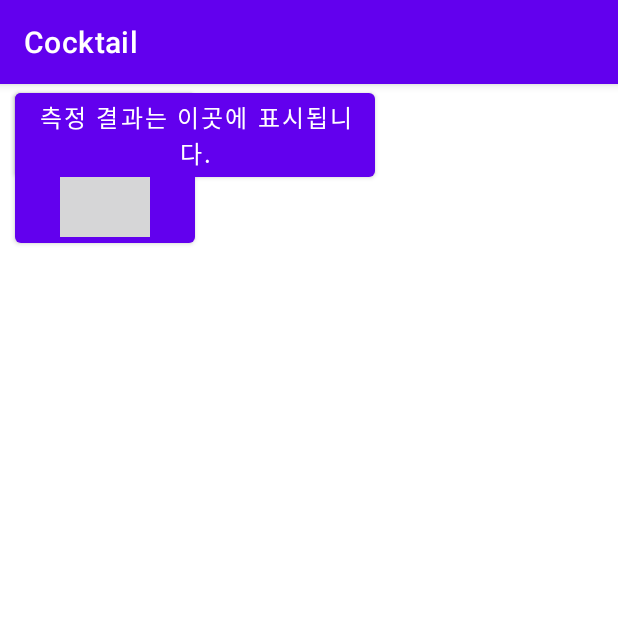
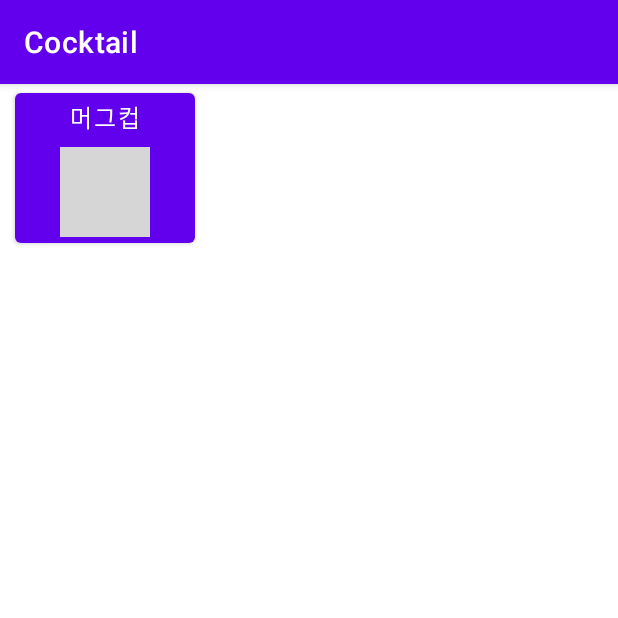
Before and after one commit to JeonJiHyeon/Cocktail, an Android app: the CameraguideActivity screen opened directly, with no data from a screen before it, after a tap on "머그컵", on a phone screen of 412 x 824 dp, the top half of it. Run offline under Robolectric (Android 15) with nearby library versions, the phone set to English and light mode, and no system bars; libraries missing offline, so code that uses them is left out: cn.pedant, com.google.ar.core, com.google.ar.sceneform; 12 statements that could not run were skipped.

Commit message:
완료 버튼 생성

```diff
--- a/app/src/main/java/com/navi_baekgu/ui/recipe/CameraguideActivity.java
+++ b/app/src/main/java/com/navi_baekgu/ui/recipe/CameraguideActivity.java
@@ -73,10 +73,9 @@ public class CameraguideActivity extends AppCompatActivity implements
     private Button wine_glass_btn;
     private Button cocktail_glass_btn;
     private Button cancel_btn;
-    private Button cup_width_btn;
-    private Button cup_height_btn;
-    private Button mode_text;
-
+    private Button complete_btn;
+    private Button result_;
+    private String cupname;
 
     private ArFragment arFragment;
     //컬러와 렌더러블<3D model and consists of vertices, materials, textures, and more.> 생성
@@ -100,10 +99,9 @@ public class CameraguideActivity extends AppCompatActivity implements
         cocktail_glass_btn = findViewById(R.id.cocktail_glass_btn);
         deleteButton = findViewById(R.id.delete);
         cancel_btn = findViewById(R.id.cancel_btn);
-        cup_height_btn = findViewById(R.id.button20);
-        cup_width_btn = findViewById(R.id.button21);
+        complete_btn = findViewById(R.id.complete_btn);
         heightButton = findViewById(R.id.height);
-        mode_text = (Button)findViewById(R.id.flag);
+        result_ = (Button)findViewById(R.id.flag);
 //</editor-fold desc="변수 매칭구간">
         numberOfAnchors = MAX_ANCHORS;
         getSupportFragmentManager().addFragmentOnAttachListener((fragmentManager, fragment) -> {
@@ -159,10 +157,11 @@ public class CameraguideActivity extends AppCompatActivity implements
                     return null;
                 });
 //</editor-fold desc="렌더러블 초기 설정">
-        //컵 생성하는 버튼을 누르면, 나머지 버튼은 사라지고 컵 측정 버튼이 생성되도록 만듦.
+        //머그컵 버튼 클릭리스너
         mug_cup_btn.setOnClickListener(new Button.OnClickListener() {
             @Override
             public void onClick(View view) {
+                cupname = "mug";
                 mug_cup_btn.setVisibility(View.GONE);
                 cancel_btn.setVisibility(View.VISIBLE);
                 numberOfAnchors = 0;
@@ -171,7 +170,8 @@ public class CameraguideActivity extends AppCompatActivity implements
                 heightButton.setVisibility(View.VISIBLE);
                 wine_glass_btn.setVisibility(View.GONE);
                 cocktail_glass_btn.setVisibility(View.GONE);
-                mode_text.setVisibility(View.VISIBLE);
+                result_.setVisibility(View.VISIBLE);
+                complete_btn.setVisibility(View.VISIBLE);
 
                 //2d ui로 설명하기
                     try{Frame frame = arFragment.getArSceneView().getArFrame();
@@ -184,14 +184,14 @@ public class CameraguideActivity extends AppCompatActivity implements
                         addedAnchorNode.setEnabled(true);
                         //결과 넣기
                         TextView text = renderable_ui_info.getView().findViewById(R.id.result_text);
-                        String msg = "머그컵 측정 안내 - 세로 후 가로를 측정합니다." +
+                        String msg = "머그컵 측정 안내 - 가로 측정 후 세로를 측정합니다." +
+                                "\n\n가로 측정 방법 : \n\n" +
+                                "화면에 보이는 컵의 밑면 지름을 측정하도록 두 점을 설정하면 됩니다." +
+                                "\n\n측정이 완료되면, 휴지통 버튼을 눌러 노드를 삭제하고 세로 측정을 시작합니다.."+
                                 "\n\n세로 측정 방법 : \n\n" +
                                 "화면에 보이는 컵의 바닥을 눌러 세로 길이의 기준이 되어줄 점을 먼저 설정합니다."+
-                                "\n\n상단의 ~~ 버튼을 눌러 세로점을 생성하고, ~~ 버튼으로 미세 조정하여 길이를 맞춰줍니다."+
-                                "\n\n세로 측정이 종료되면, 가로 측정이 시작됩니다. \n" +
-                                "\n\n가로 측정 방법 : \n\n" +
-                                "화면에 보이는 컵의 밑면 지름을 측정하도록 두 점을 설정하면 됩니다." +
-                                "\n\n측정이 완료되면, 완료 버튼을 누르면 됩니다.";
+                                "\n\n상단의 세로 아이콘 버튼을 눌러 세로점을 생성하고, 버튼을 한번 더 눌러 미세 조정하여 길이를 맞춰줍니다."+
+                                "\n\n세로 측정이 종료되면, 완료 버튼을 누르면 됩니다.\n";
                         text.setText(msg);
                         //닫기 누르면 사라지도록
                         renderable_ui_info.getView().findViewById(R.id.close_btn).setOnClickListener(new View.OnClickListener() {
@@ -212,6 +212,8 @@ public class CameraguideActivity extends AppCompatActivity implements
                                 .show();
                         mug_cup_btn.setVisibility(View.VISIBLE);
                         cancel_btn.setVisibility(View.GONE);
+                        result_.setVisibility(View.GONE);
+                        complete_btn.setVisibility(View.GONE);
                         numberOfAnchors = MAX_ANCHORS;
                         create_mode = 0;
                         deleteButton.setVisibility(View.GONE);
@@ -219,18 +221,34 @@ public class CameraguideActivity extends AppCompatActivity implements
                     }
                 }
     });
-
-        //취소 누르면 취소 되게.
+        //완료 버튼 -가이드 시작 버튼- 클릭리스너
+        complete_btn.setOnClickListener(new Button.OnClickListener(){
+            @Override
+            public void onClick(View view) {
+                if(cup_width<=0&&cup_height<=0){
+                    Toast.makeText(CameraguideActivity.this, "길이 측정 완료 후 눌러주세요.", Toast.LENGTH_SHORT).show();
+                }
+                else if(cup_height<=0){
+                    Toast.makeText(CameraguideActivity.this, "높이 측정이 완료되지 않았습니다.", Toast.LENGTH_SHORT).show();
+                }
+                else {
+                    //이 함수 아직 안만듬!
+                    //start_guide(cupname, cup_width, cup_height, width_pose, height_pose);
+                }
+            }
+        });
+        //취소 버튼 클릭리스너
         cancel_btn.setOnClickListener(new Button.OnClickListener() {
             @Override
             public void onClick(View view) {
+                //여기서는 모든걸 원점으로 되돌림,,
                 mug_cup_btn.setVisibility(View.VISIBLE);
                 wine_glass_btn.setVisibility(View.VISIBLE);
                 cocktail_glass_btn.setVisibility(View.VISIBLE);
                 cancel_btn.setVisibility(View.GONE);
                 renderable_ui_info.getView().findViewById(R.id.close_btn).performClick();
-                mode_text.setText("측정 결과는 이곳에 표시됩니다.");
-                mode_text.setVisibility(View.GONE);
+                result_.setText("측정 결과 표시창.");
+                result_.setVisibility(View.GONE);
                 create_mode = 0;
                 deleteButton.setVisibility(View.GONE);
                 heightButton.setVisibility(View.GONE);
@@ -238,15 +256,14 @@ public class CameraguideActivity extends AppCompatActivity implements
                 cup_width = 0;
                 width_pose = null;
                 height_pose = null;
-
+                cupname = "";
                 while (numberOfAnchors!=0) {
                     deleteButton.performClick();
                 }
                 numberOfAnchors = MAX_ANCHORS;
             }
         });
-
-        //생성된 노드를 삭제하는 버튼 - 가장 최근에 만든 버튼부터 삭제
+        //생성된 노드를 삭제하는 버튼 클릭리스너 - 가장 최근에 만든 버튼부터 삭제
         deleteButton.setOnClickListener(new View.OnClickListener() {
             @Override
             public void onClick(View view) {
@@ -260,8 +277,7 @@ public class CameraguideActivity extends AppCompatActivity implements
 
             }
         });
-
-        //벽을 평면으로 감지하지 못한 경우에는 강제로 높이를 측정할 노드를 생성시킴
+        //벽을 평면으로 감지하지 못한 경우에는 강제로 높이를 측정할 노드를 생성시킴 = 높이 앵커 생성하는 버튼 클릭리스너
         heightButton.setOnClickListener(new View.OnClickListener() {
             @Override
             public void onClick(View view) {
@@ -276,10 +292,8 @@ public class CameraguideActivity extends AppCompatActivity implements
                 }
             }
         });
-
-
     }
-
+    //노드 삭제하는 함수
     private void removeAnchorNode() {
         //Remove an anchor node - 가장 뒤(최근)생성된 노드
         arFragment.getArSceneView().getScene().removeChild(anchorNodeList.get(numberOfAnchors - 1));
@@ -289,7 +303,7 @@ public class CameraguideActivity extends AppCompatActivity implements
         numberOfAnchors--;
         selectedAnchorNode = null;
     }
-
+    //탭 했을때 노드 생성하고 측정하는걸 연결해주는? 함수
     @Override
     public void onTapPlane(HitResult hitResult, Plane plane, MotionEvent motionEvent) {
         if (numberOfAnchors < MAX_ANCHORS) {
@@ -313,36 +327,51 @@ public class CameraguideActivity extends AppCompatActivity implements
                 resultanchor.setParent(null);
 
                 if(width_pose==null&&height_pose==null){
+                    Toast.makeText(this, "Calc distance for width", Toast.LENGTH_SHORT).show();
+                    Calc_distance("w");
+                }
+                else if(height_pose==null&&width_pose[0]!=null){
                     Toast.makeText(this, "Calc distance for height", Toast.LENGTH_SHORT).show();
                     Calc_distance("h");
                 }
-                else if(width_pose==null&&height_pose[0]!=null){
-                    Toast.makeText(this, "Calc distance for width", Toast.LENGTH_SHORT).show();
-                    Calc_distance("w");
-                }
                 else {
-                    Toast.makeText(this, "측정이 끝났습니다. ", Toast.LENGTH_SHORT).show();
+                    Toast.makeText(this, "측정이 끝났습니다. 완료 버튼을 눌러주세요", Toast.LENGTH_SHORT).show();
                 }
 
 
             }
             else{
                 if(width_pose==null&&height_pose==null){
+                    Toast.makeText(this, "Calc distance for width", Toast.LENGTH_SHORT).show();
+                    Calc_distance("w");
+                }
+                else if(height_pose==null&&width_pose[0]!=null){
                     Toast.makeText(this, "Calc distance for height", Toast.LENGTH_SHORT).show();
                     Calc_distance("h");
                 }
-                else if(width_pose==null&&height_pose[0]!=null){
-                    Toast.makeText(this, "Calc distance for width", Toast.LENGTH_SHORT).show();
-                    Calc_distance("w");
-                }
                 else {
-                    Toast.makeText(this, "측정이 끝났습니다. ", Toast.LENGTH_SHORT).show();
+                    Toast.makeText(this, "측정이 끝났습니다. 완료 버튼을 눌러주세요", Toast.LENGTH_SHORT).show();
                 }
             }
 
         }
     }
-
+    //측정 결과를 저장해주는 함수
+    private void save_result(double result, String mode){
+        switch (mode){
+            case "w":
+                cup_width = result * 100;
+                result_.setText("가로 측정 결과 : "+cup_width);
+                break;
+            case "h":
+                cup_height = result * 100;
+                result_.setText("세로 측정 결과 : "+cup_height);
+                break;
+            default:
+                break;
+        }
+    }
+    //계산하고, 위 함수에 값 넘겨서 멤버변수로 저장해주고, pose도 다 저장해주는 함수
     public void Calc_distance(String s){
         float x = anchorNodeList.get(0).getWorldPosition().x - anchorNodeList.get(1).getWorldPosition().x;
         float y = anchorNodeList.get(0).getWorldPosition().y - anchorNodeList.get(1).getWorldPosition().y;
@@ -397,7 +426,7 @@ public class CameraguideActivity extends AppCompatActivity implements
 
         save_result(result, s);
     }
-
+    //높이 앵커 생성 함수
     public void createAnchorNode_height() {
         if (numberOfAnchors < MAX_ANCHORS) {
             //새로운 높이를 표현할 앵커 설치, 기준이 될 앵커의 pose를 가져옴 : 가장 처음에 만든 앵커의 포즈를 가져옴
@@ -425,7 +454,7 @@ public class CameraguideActivity extends AppCompatActivity implements
             selectedAnchorNode = moveRenderable(selectedAnchorNode, newPose);
         }
     }
-
+    //높이 미세조절하도록 앵커 옮겨주는 함수
     private AnchorNode moveRenderable(AnchorNode anchorNodeToMove, Pose newPoseToMoveTo) {
         //지우고 다시 생성해서 리턴해줌
         arFragment.getArSceneView().getScene().removeChild(anchorNodeToMove);
@@ -440,18 +469,5 @@ public class CameraguideActivity extends AppCompatActivity implements
 
         return newanchorNode;
     }
-    private void save_result(double result, String mode){
-        switch (mode){
-            case "w":
-                cup_width = result * 100;
-                mode_text.setText("컵의 가로 측정 결과 : "+cup_width);
-                break;
-            case "h":
-                cup_height = result * 100;
-                mode_text.setText("컵의 세로 측정 결과 : "+cup_height);
-                break;
-            default:
-                break;
-        }
-    }
+
 }
--- a/app/src/main/res/layout/activity_cameraguide.xml
+++ b/app/src/main/res/layout/activity_cameraguide.xml
@@ -19,15 +19,22 @@
             android:textSize="16sp" />
         <Button
             android:id="@+id/flag"
-            android:layout_width="240dp"
+            android:layout_width="170dp"
             android:layout_height="wrap_content"
             android:layout_marginStart="10dp"
-            android:text="측정 결과는 이곳에 표시됩니다."
+            android:text="측정 결과 표시창"
             android:textSize="16sp"
-
             android:textColor="@color/white"
             android:visibility="gone"/>
-
+        <Button
+            android:id="@+id/complete_btn"
+            android:layout_width="80dp"
+            android:layout_height="wrap_content"
+            android:layout_marginStart="190dp"
+            android:clickable="false"
+            android:text="완료"
+            android:textSize="16sp"
+            android:visibility="gone"/>
         <Button
             android:id="@+id/wine_glass_btn"
             android:layout_width="120dp"
@@ -47,15 +54,6 @@
             android:text="삼각잔"
             android:textSize="16sp" />
 
-        <Button
-            android:id="@+id/calc_btn"
-            android:layout_width="120dp"
-            android:layout_height="wrap_content"
-            android:layout_marginStart="145dp"
-            android:clickable="false"
-            android:text="계산"
-            android:textSize="16sp"
-            android:visibility="gone"/>
 
         <Button
             android:id="@+id/cancel_btn"
@@ -85,26 +83,6 @@
             android:visibility="gone" />
 
 
-        <Button
-            android:id="@+id/button20"
-            android:layout_width="wrap_content"
-            android:layout_height="wrap_content"
-            android:layout_marginStart="175dp"
-            android:layout_marginTop="45dp"
-            android:clickable="false"
-            android:visibility="gone"
-            android:text="Button" />
-
-        <Button
-            android:id="@+id/button21"
-            android:layout_width="wrap_content"
-            android:layout_height="wrap_content"
-            android:layout_marginStart="175dp"
-            android:layout_marginTop="90dp"
-            android:clickable="false"
-            android:visibility="gone"
-            android:text="Button" />
-
         <androidx.fragment.app.FragmentContainerView
             android:id="@+id/arFragment"
             android:layout_width="match_parent"
```
